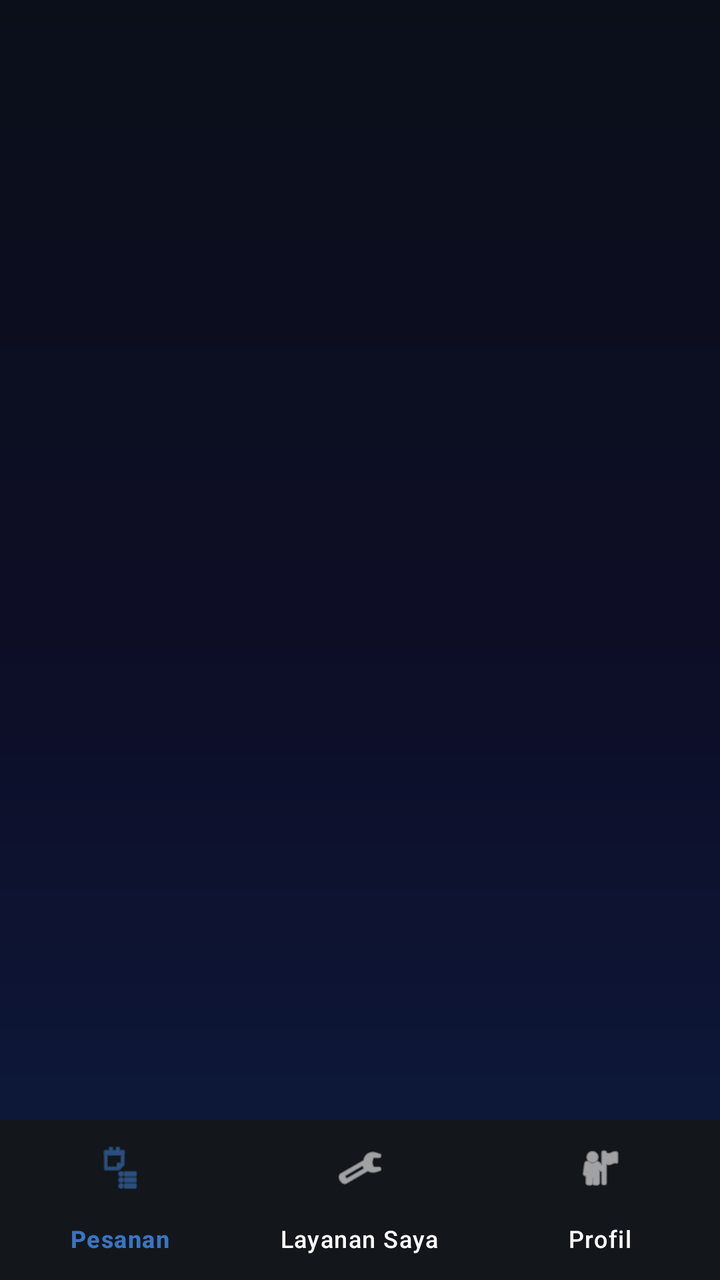
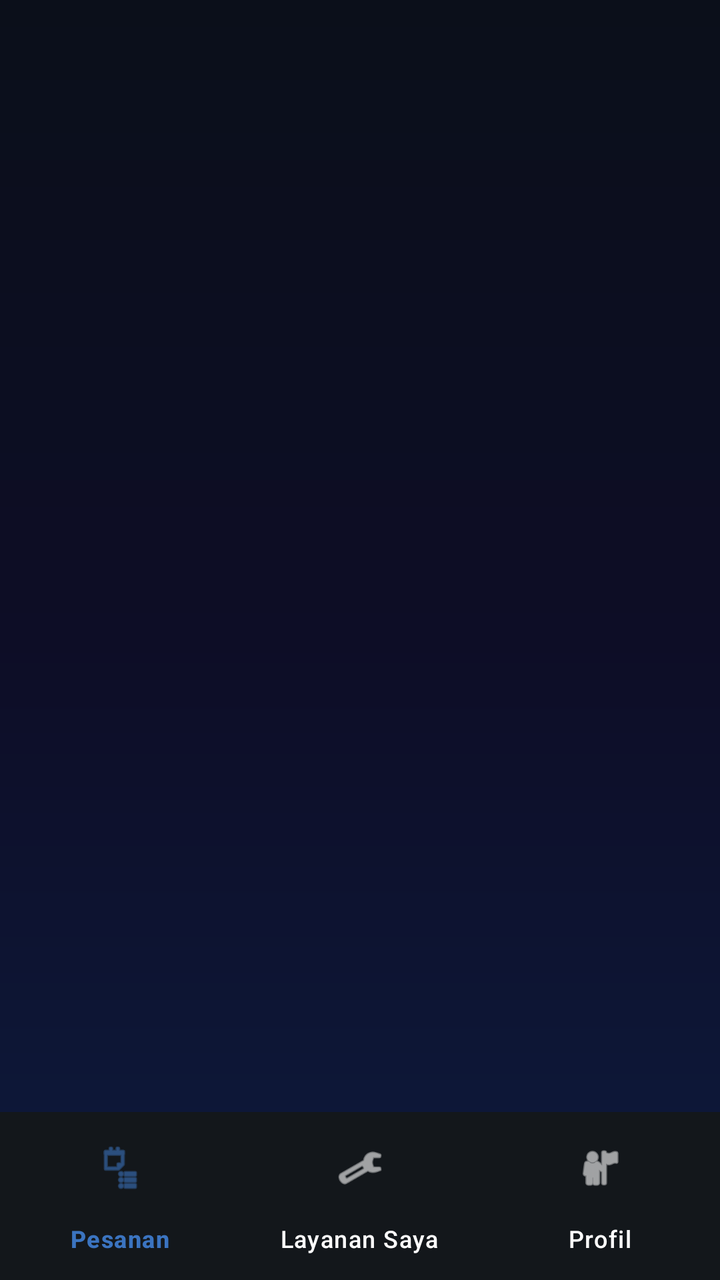

Compare the two renders of this Android layout. The source of the first and the diff that turns it into the second are given below.
<!-- AndroidManifest.xml: application theme Theme.FixIt_v2 -->
<!-- res/layout/activity_technician_dashboard.xml -->
<?xml version="1.0" encoding="utf-8"?>
<RelativeLayout xmlns:android="http://schemas.android.com/apk/res/android"
    xmlns:app="http://schemas.android.com/apk/res-auto"
    android:layout_width="match_parent"
    android:layout_height="match_parent"
    android:background="@drawable/gradient_background">

    <FrameLayout
        android:id="@+id/technician_fragment_container"
        android:layout_width="match_parent"
        android:layout_height="match_parent"
        android:layout_above="@+id/technician_bottom_navigation" />

    <com.google.android.material.bottomnavigation.BottomNavigationView
        android:id="@+id/technician_bottom_navigation"
        android:layout_width="match_parent"
        android:layout_height="wrap_content"
        android:layout_alignParentBottom="true"
        android:background="@color/bottom_nav_background"
        app:itemIconTint="@color/bottom_nav_color_selector"
        app:itemTextColor="@color/bottom_nav_color_selector"
        app:menu="@menu/technician_bottom_nav_menu" />

</RelativeLayout>
<!-- resources referenced by this layout -->
<resources>
  <color name="bottom_nav_background">#13171B</color>
  <!-- drawable gradient_background (drawable) -->
  <?xml version="1.0" encoding="utf-8"?>
  <shape xmlns:android="http://schemas.android.com/apk/res/android"
      android:shape="rectangle">
      <gradient
          android:type="linear"
          android:angle="-90"
          android:startColor="@color/gradient_start_dark"
          android:centerColor="@color/gradient_center_dark"
          android:endColor="@color/gradient_end_dark" />
  </shape>
  <style name="Theme.FixIt_v2" parent="Base.Theme.FixIt_v2" />
  <color name="gradient_start_dark">#0B0F1A</color>
  <color name="gradient_center_dark">#0D0D26</color>
  <color name="gradient_end_dark">#0D1B3E</color>
  <style name="Base.Theme.FixIt_v2" parent="Theme.Material3.Dark.NoActionBar">
          
          <item name="colorPrimary">@color/primary</item>
          <item name="colorSecondary">@color/secondary</item>
          <item name="android:windowBackground">@drawable/gradient_background</item>
          <item name="android:textViewStyle">@style/Widget.FixIt.TextView</item>
          <item name="alertDialogTheme">@style/AlertDialogTheme</item> 
      </style>
  <color name="primary">#6C63FF</color>
  <color name="secondary">#00E5FF</color>
  <style name="Widget.FixIt.TextView" parent="Widget.AppCompat.TextView">
          <item name="android:textAppearance">@style/TextAppearance.FixIt.Body</item>
      </style>
  <style name="AlertDialogTheme" parent="ThemeOverlay.Material3.Dark">
          <item name="android:windowBackground">@drawable/glass_card_background</item>
          <item name="colorSurface">@android:color/transparent</item>
          <item name="android:textColorPrimary">@color/text_primary_dark</item>
          <item name="android:textColorSecondary">@color/text_secondary_dark</item>
          <item name="buttonBarPositiveButtonStyle">@style/AlertDialog.Button</item>
          <item name="buttonBarNegativeButtonStyle">@style/AlertDialog.Button</item>
      </style>
  <style name="TextAppearance.FixIt.Body" parent="TextAppearance.MaterialComponents.Body1">
          <item name="android:textColor">@color/text_secondary_dark</item>
          <item name="android:alpha">0.8</item>
      </style>
  <!-- drawable glass_card_background (drawable) -->
  <?xml version="1.0" encoding="utf-8"?>
  <shape xmlns:android="http://schemas.android.com/apk/res/android"
      android:shape="rectangle">
      <solid android:color="@color/card_glass_background"/>
      <corners android:radius="@dimen/corner_radius_large"/>
      <stroke android:width="@dimen/card_stroke_width" android:color="@color/card_glass_stroke"/>
  </shape>
  <color name="text_primary_dark">#FFFFFF</color>
  <color name="text_secondary_dark">#A0A4B8</color>
  <style name="AlertDialog.Button" parent="Widget.Material3.Button.TextButton.Dialog">
          <item name="android:textColor">@color/primary</item>
      </style>
  <color name="card_glass_background">#14FFFFFF</color>
  <dimen name="corner_radius_large">28dp</dimen>
  <dimen name="card_stroke_width">1dp</dimen>
  <color name="card_glass_stroke">#33FFFFFF</color>
</resources>

<!-- the commit's change to res/layout/activity_technician_dashboard.xml (unified diff, before → after) -->
@@ -19,6 +19,8 @@
         android:background="@color/bottom_nav_background"
         app:itemIconTint="@color/bottom_nav_color_selector"
         app:itemTextColor="@color/bottom_nav_color_selector"
+        app:itemRippleColor="@color/primary"
+        android:paddingTop="4dp"
         app:menu="@menu/technician_bottom_nav_menu" />
 
 </RelativeLayout>
